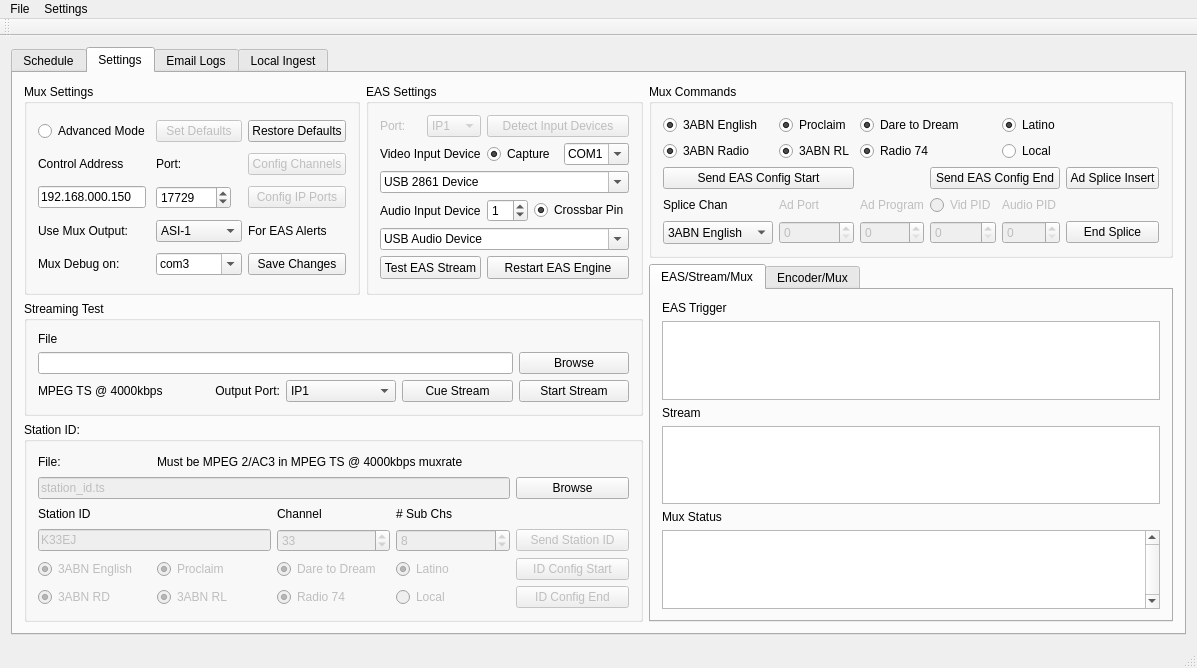
The window that Source/mainwindow.ui (dedicatedbroadcastsolutions/TvARP) describes before a commit, drawn with Qt 5.
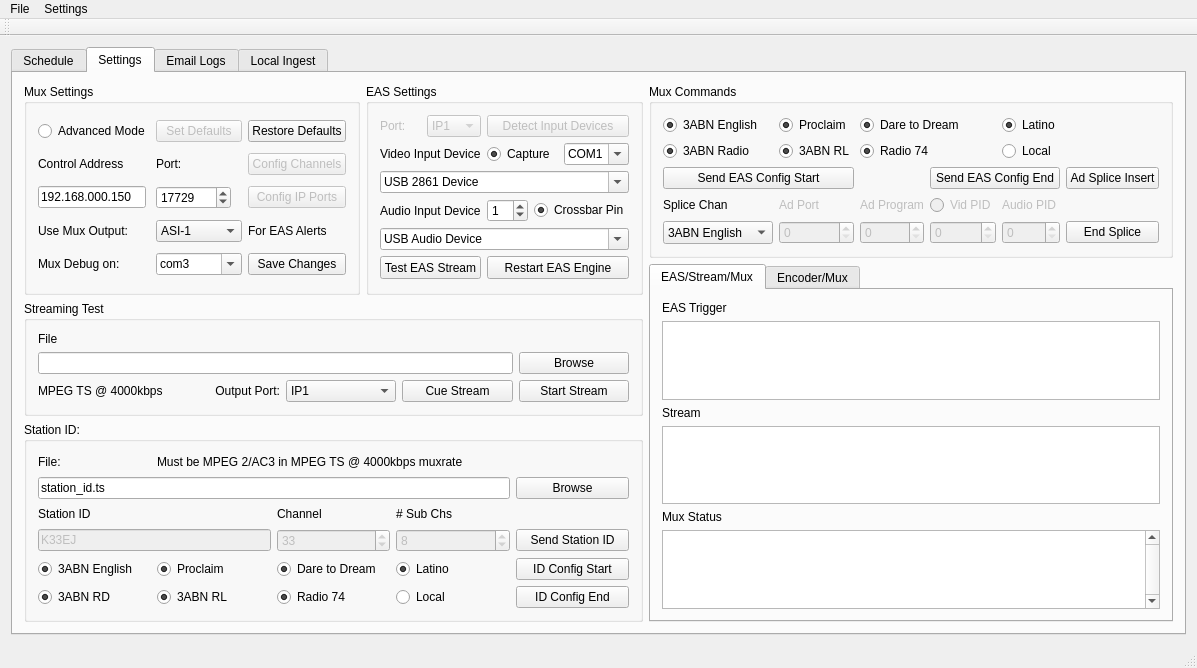
The same window after the commit. Icons and pictures are not drawn.

What changed in the file:
```diff
--- a/Source/mainwindow.ui
+++ b/Source/mainwindow.ui
@@ -1015,7 +1015,7 @@
            <item row="5" column="0">
             <widget class="QRadioButton" name="ch5_2">
              <property name="enabled">
-              <bool>false</bool>
+              <bool>true</bool>
              </property>
              <property name="text">
               <string>3ABN RD</string>
@@ -1031,7 +1031,7 @@
            <item row="5" column="1">
             <widget class="QRadioButton" name="ch6_2">
              <property name="enabled">
-              <bool>false</bool>
+              <bool>true</bool>
              </property>
              <property name="text">
               <string>3ABN RL</string>
@@ -1054,7 +1054,7 @@
            <item row="1" column="0" colspan="4">
             <widget class="QLineEdit" name="station_id_filename">
              <property name="enabled">
-              <bool>false</bool>
+              <bool>true</bool>
              </property>
              <property name="text">
               <string>station_id.ts</string>
@@ -1071,7 +1071,7 @@
            <item row="4" column="0">
             <widget class="QRadioButton" name="ch1_2">
              <property name="enabled">
-              <bool>false</bool>
+              <bool>true</bool>
              </property>
              <property name="text">
               <string>3ABN English</string>
@@ -1087,7 +1087,7 @@
            <item row="4" column="1">
             <widget class="QRadioButton" name="ch2_2">
              <property name="enabled">
-              <bool>false</bool>
+              <bool>true</bool>
              </property>
              <property name="text">
               <string>Proclaim</string>
@@ -1163,7 +1163,7 @@
            <item row="3" column="4">
             <widget class="QPushButton" name="test_station_ID">
              <property name="enabled">
-              <bool>false</bool>
+              <bool>true</bool>
              </property>
              <property name="text">
               <string>Send Station ID</string>
@@ -1173,7 +1173,7 @@
            <item row="4" column="2">
             <widget class="QRadioButton" name="ch3_2">
              <property name="enabled">
-              <bool>false</bool>
+              <bool>true</bool>
              </property>
              <property name="text">
               <string>Dare to Dream</string>
@@ -1189,7 +1189,7 @@
            <item row="5" column="2">
             <widget class="QRadioButton" name="ch7_2">
              <property name="enabled">
-              <bool>false</bool>
+              <bool>true</bool>
              </property>
              <property name="text">
               <string>Radio 74</string>
@@ -1205,7 +1205,7 @@
            <item row="4" column="3">
             <widget class="QRadioButton" name="ch4_2">
              <property name="enabled">
-              <bool>false</bool>
+              <bool>true</bool>
              </property>
              <property name="text">
               <string>Latino</string>
@@ -1221,7 +1221,7 @@
            <item row="5" column="3">
             <widget class="QRadioButton" name="ch8_2">
              <property name="enabled">
-              <bool>false</bool>
+              <bool>true</bool>
              </property>
              <property name="text">
               <string>Local</string>
@@ -1237,7 +1237,7 @@
            <item row="4" column="4">
             <widget class="QPushButton" name="send_ID_config">
              <property name="enabled">
-              <bool>false</bool>
+              <bool>true</bool>
              </property>
              <property name="text">
               <string>ID Config Start</string>
@@ -1247,7 +1247,7 @@
            <item row="5" column="4">
             <widget class="QPushButton" name="revert_ID_config">
              <property name="enabled">
-              <bool>false</bool>
+              <bool>true</bool>
              </property>
              <property name="text">
               <string>ID Config End</string>
```
Left out of the diff: 16 changed lines with no effect on the pictures.
